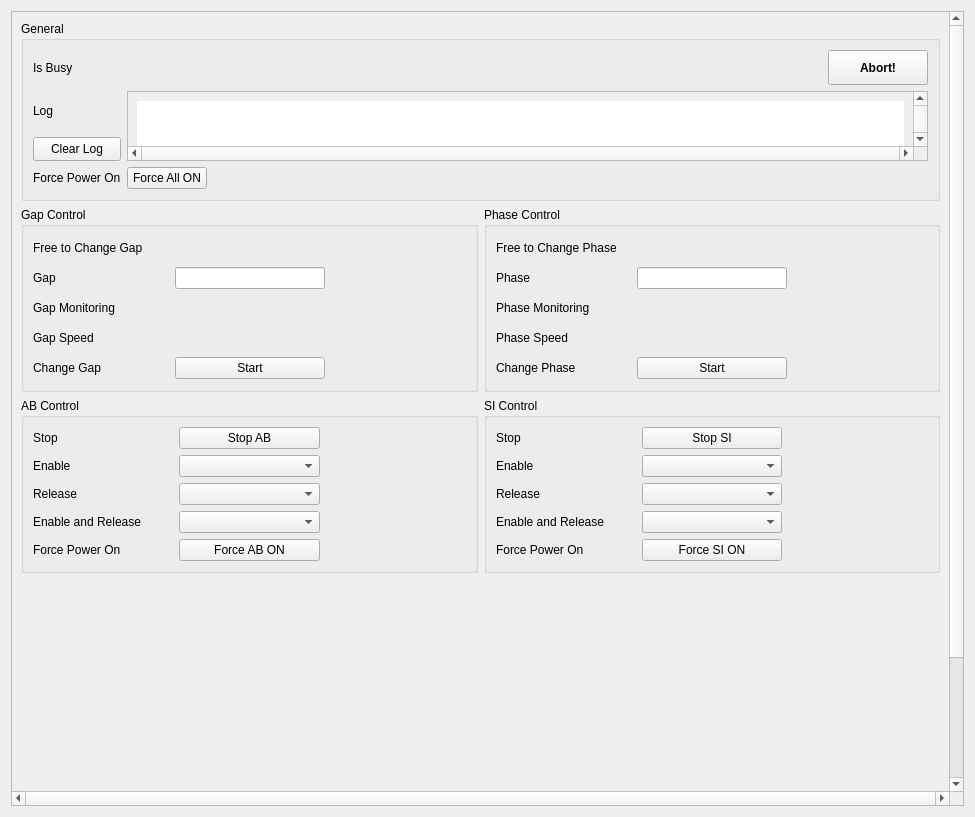
The window that ui/epu.ui (lnls-sirius/machine-applications) describes before a commit, drawn with Qt 5.
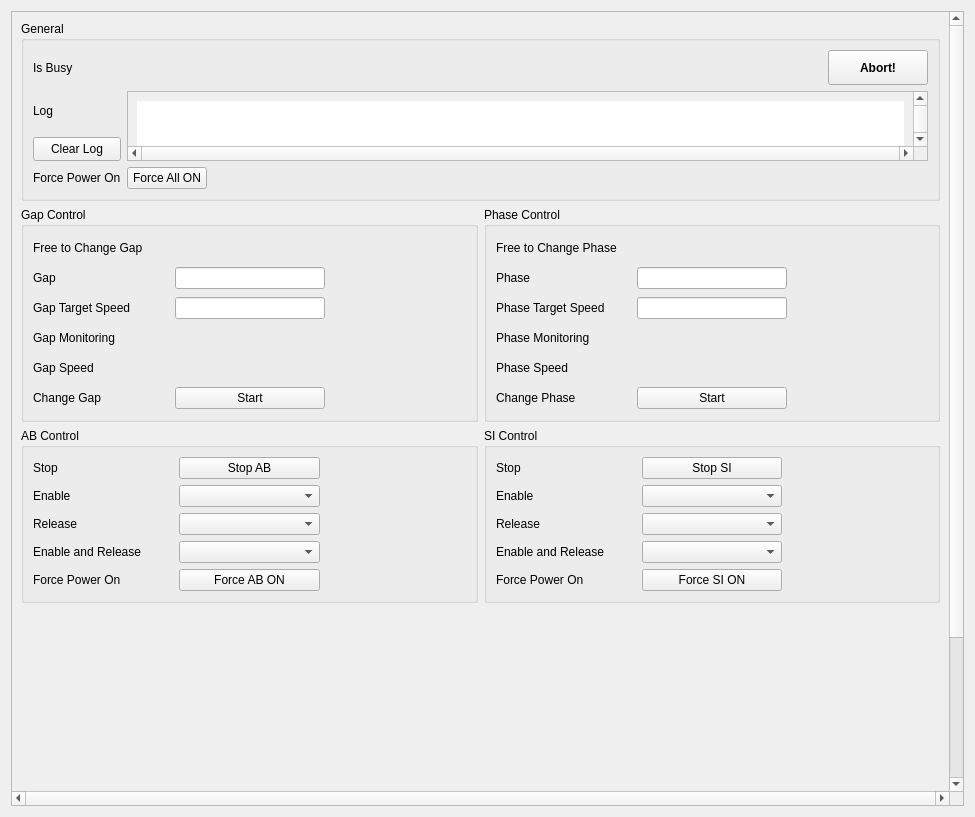
The same window after the commit. Custom widgets are drawn as their Qt base class.

Commit message: epu.ui: Add target speed set point and readback PVs

Patch:
```diff
--- a/ui/epu.ui
+++ b/ui/epu.ui
@@ -37,7 +37,7 @@
         <x>0</x>
         <y>0</y>
         <width>948</width>
-        <height>888</height>
+        <height>916</height>
        </rect>
       </property>
       <layout class="QGridLayout" name="gridLayout_3">
@@ -715,6 +715,19 @@
             <string>Gap Control</string>
            </property>
            <layout class="QGridLayout" name="gridLayout_10">
+            <item row="3" column="0">
+             <widget class="QLabel" name="label_25">
+              <property name="minimumSize">
+               <size>
+                <width>0</width>
+                <height>24</height>
+               </size>
+              </property>
+              <property name="text">
+               <string>Gap Monitoring</string>
+              </property>
+             </widget>
+            </item>
             <item row="1" column="0">
              <widget class="QLabel" name="label_23">
               <property name="minimumSize">
@@ -728,14 +741,11 @@
               </property>
              </widget>
             </item>
-            <item row="4" column="1">
-             <widget class="PyDMPushButton" name="PyDMPushButton_2">
+            <item row="1" column="2">
+             <widget class="PyDMLabel" name="PyDMLabel_22">
               <property name="toolTip">
                <string/>
               </property>
-              <property name="text">
-               <string>Start</string>
-              </property>
               <property name="channel" stdset="0">
                <string>ca://${PREFIX}ChangeGap-Cmd</string>
               </property>
@@ -744,8 +754,8 @@
               </property>
              </widget>
             </item>
-            <item row="0" column="0">
-             <widget class="QLabel" name="label_29">
+            <item row="4" column="0">
+             <widget class="QLabel" name="label_27">
               <property name="minimumSize">
                <size>
                 <width>0</width>
@@ -753,11 +763,21 @@
                </size>
               </property>
               <property name="text">
-               <string>Free to Change Gap</string>
+               <string>Gap Speed</string>
               </property>
              </widget>
             </item>
-            <item row="4" column="0">
+            <item row="3" column="1" colspan="2">
+             <widget class="PyDMLabel" name="PyDMLabel_24">
+              <property name="toolTip">
+               <string/>
+              </property>
+              <property name="channel" stdset="0">
+               <string>ca://${PREFIX}Gap-Mon</string>
+              </property>
+             </widget>
+            </item>
+            <item row="5" column="0">
              <widget class="QLabel" name="label_31">
               <property name="minimumSize">
                <size>
@@ -786,8 +806,8 @@
               </property>
              </widget>
             </item>
-            <item row="1" column="2">
-             <widget class="PyDMLabel" name="PyDMLabel_22">
+            <item row="5" column="2">
+             <widget class="PyDMLabel" name="PyDMLabel_28">
               <property name="toolTip">
                <string/>
               </property>
@@ -796,7 +816,36 @@
               </property>
              </widget>
             </item>
-            <item row="3" column="1" colspan="2">
+            <item row="5" column="1">
+             <widget class="PyDMPushButton" name="PyDMPushButton_2">
+              <property name="toolTip">
+               <string/>
+              </property>
+              <property name="text">
+               <string>Start</string>
+              </property>
+              <property name="channel" stdset="0">
+               <string>ca://${PREFIX}ChangeGap-Cmd</string>
+              </property>
+              <property name="pressValue" stdset="0">
+               <string>1</string>
+              </property>
+             </widget>
+            </item>
+            <item row="0" column="0">
+             <widget class="QLabel" name="label_29">
+              <property name="minimumSize">
+               <size>
+                <width>0</width>
+                <height>24</height>
+               </size>
+              </property>
+              <property name="text">
+               <string>Free to Change Gap</string>
+              </property>
+             </widget>
+            </item>
+            <item row="4" column="1" colspan="2">
              <widget class="PyDMLabel" name="PyDMLabel_26">
               <property name="toolTip">
                <string/>
@@ -842,7 +891,7 @@
              </widget>
             </item>
             <item row="2" column="0">
-             <widget class="QLabel" name="label_25">
+             <widget class="QLabel" name="label_33">
               <property name="minimumSize">
                <size>
                 <width>0</width>
@@ -850,12 +899,18 @@
                </size>
               </property>
               <property name="text">
-               <string>Gap Monitoring</string>
+               <string>Gap Target Speed</string>
               </property>
              </widget>
             </item>
-            <item row="4" column="2">
-             <widget class="PyDMLabel" name="PyDMLabel_28">
+            <item row="2" column="1">
+             <widget class="PyDMLineEdit" name="PyDMLineEdit_3">
+              <property name="maximumSize">
+               <size>
+                <width>150</width>
+                <height>16777215</height>
+               </size>
+              </property>
               <property name="toolTip">
                <string/>
               </property>
@@ -864,21 +919,8 @@
               </property>
              </widget>
             </item>
-            <item row="3" column="0">
-             <widget class="QLabel" name="label_27">
-              <property name="minimumSize">
-               <size>
-                <width>0</width>
-                <height>24</height>
-               </size>
-              </property>
-              <property name="text">
-               <string>Gap Speed</string>
-              </property>
-             </widget>
-            </item>
-            <item row="2" column="1" colspan="2">
-             <widget class="PyDMLabel" name="PyDMLabel_24">
+            <item row="2" column="2">
+             <widget class="PyDMLabel" name="PyDMLabel_30">
               <property name="toolTip">
                <string/>
               </property>
@@ -902,13 +944,49 @@
             <string>Phase Control</string>
            </property>
            <layout class="QGridLayout" name="gridLayout_11">
-            <item row="2" column="1" colspan="2">
-             <widget class="PyDMLabel" name="PyDMLabel_25">
-              <property name="toolTip">
-               <string/>
+            <item row="5" column="0">
+             <widget class="QLabel" name="label_32">
+              <property name="minimumSize">
+               <size>
+                <width>0</width>
+                <height>24</height>
+               </size>
               </property>
-              <property name="channel" stdset="0">
-               <string>ca://${PREFIX}Phase-Mon</string>
+              <property name="text">
+               <string>Change Phase</string>
+              </property>
+             </widget>
+            </item>
+            <item row="0" column="0">
+             <widget class="QLabel" name="label_30">
+              <property name="minimumSize">
+               <size>
+                <width>0</width>
+                <height>24</height>
+               </size>
+              </property>
+              <property name="text">
+               <string>Free to Change Phase</string>
+              </property>
+             </widget>
+            </item>
+            <item row="1" column="0">
+             <widget class="QLabel" name="label_24">
+              <property name="minimumSize">
+               <size>
+                <width>0</width>
+                <height>24</height>
+               </size>
+              </property>
+              <property name="text">
+               <string>Phase</string>
+              </property>
+             </widget>
+            </item>
+            <item row="3" column="0">
+             <widget class="QLabel" name="label_26">
+              <property name="text">
+               <string>Phase Monitoring</string>
               </property>
              </widget>
             </item>
@@ -938,6 +1016,32 @@
               </property>
              </widget>
             </item>
+            <item row="4" column="1" colspan="2">
+             <widget class="PyDMLabel" name="PyDMLabel_27">
+              <property name="toolTip">
+               <string/>
+              </property>
+              <property name="channel" stdset="0">
+               <string>ca://${PREFIX}PhaseSpeed-Mon</string>
+              </property>
+             </widget>
+            </item>
+            <item row="5" column="1">
+             <widget class="PyDMPushButton" name="PyDMPushButton_3">
+              <property name="toolTip">
+               <string/>
+              </property>
+              <property name="text">
+               <string>Start</string>
+              </property>
+              <property name="channel" stdset="0">
+               <string>ca://${PREFIX}ChangePhase-Cmd</string>
+              </property>
+              <property name="pressValue" stdset="0">
+               <string>1</string>
+              </property>
+             </widget>
+            </item>
             <item row="0" column="1">
              <widget class="PyDMByteIndicator" name="PyDMByteIndicator_3">
               <property name="minimumSize">
@@ -973,14 +1077,7 @@
               </property>
              </widget>
             </item>
-            <item row="2" column="0">
-             <widget class="QLabel" name="label_26">
-              <property name="text">
-               <string>Phase Monitoring</string>
-              </property>
-             </widget>
-            </item>
-            <item row="3" column="0">
+            <item row="4" column="0">
              <widget class="QLabel" name="label_28">
               <property name="minimumSize">
                <size>
@@ -993,72 +1090,7 @@
               </property>
              </widget>
             </item>
-            <item row="0" column="0">
-             <widget class="QLabel" name="label_30">
-              <property name="minimumSize">
-               <size>
-                <width>0</width>
-                <height>24</height>
-               </size>
-              </property>
-              <property name="text">
-               <string>Free to Change Phase</string>
-              </property>
-             </widget>
-            </item>
-            <item row="3" column="1" colspan="2">
-             <widget class="PyDMLabel" name="PyDMLabel_27">
-              <property name="toolTip">
-               <string/>
-              </property>
-              <property name="channel" stdset="0">
-               <string>ca://${PREFIX}PhaseSpeed-Mon</string>
-              </property>
-             </widget>
-            </item>
-            <item row="1" column="0">
-             <widget class="QLabel" name="label_24">
-              <property name="minimumSize">
-               <size>
-                <width>0</width>
-                <height>24</height>
-               </size>
-              </property>
-              <property name="text">
-               <string>Phase</string>
-              </property>
-             </widget>
-            </item>
-            <item row="4" column="0">
-             <widget class="QLabel" name="label_32">
-              <property name="minimumSize">
-               <size>
-                <width>0</width>
-                <height>24</height>
-               </size>
-              </property>
-              <property name="text">
-               <string>Change Phase</string>
-              </property>
-             </widget>
-            </item>
-            <item row="4" column="1">
-             <widget class="PyDMPushButton" name="PyDMPushButton_3">
-              <property name="toolTip">
-               <string/>
-              </property>
-              <property name="text">
-               <string>Start</string>
-              </property>
-              <property name="channel" stdset="0">
-               <string>ca://${PREFIX}ChangePhase-Cmd</string>
-              </property>
-              <property name="pressValue" stdset="0">
-               <string>1</string>
-              </property>
-             </widget>
-            </item>
-            <item row="4" column="2">
+            <item row="5" column="2">
              <widget class="PyDMLabel" name="PyDMLabel_29">
               <property name="toolTip">
                <string/>
@@ -1068,6 +1100,55 @@
               </property>
              </widget>
             </item>
+            <item row="3" column="1" colspan="2">
+             <widget class="PyDMLabel" name="PyDMLabel_25">
+              <property name="toolTip">
+               <string/>
+              </property>
+              <property name="channel" stdset="0">
+               <string>ca://${PREFIX}Phase-Mon</string>
+              </property>
+             </widget>
+            </item>
+            <item row="2" column="0">
+             <widget class="QLabel" name="label_34">
+              <property name="minimumSize">
+               <size>
+                <width>0</width>
+                <height>24</height>
+               </size>
+              </property>
+              <property name="text">
+               <string>Phase Target Speed</string>
+              </property>
+             </widget>
+            </item>
+            <item row="2" column="1">
+             <widget class="PyDMLineEdit" name="PyDMLineEdit_4">
+              <property name="maximumSize">
+               <size>
+                <width>150</width>
+                <height>16777215</height>
+               </size>
+              </property>
+              <property name="toolTip">
+               <string/>
+              </property>
+              <property name="channel" stdset="0">
+               <string>ca://${PREFIX}PhaseSpeed-SP</string>
+              </property>
+             </widget>
+            </item>
+            <item row="2" column="2">
+             <widget class="PyDMLabel" name="PyDMLabel_31">
+              <property name="toolTip">
+               <string/>
+              </property>
+              <property name="channel" stdset="0">
+               <string>ca://${PREFIX}PhaseSpeed-RB</string>
+              </property>
+             </widget>
+            </item>
            </layout>
           </widget>
          </item>
```
Left out of the diff: 11 changed lines with no effect on the pictures.
